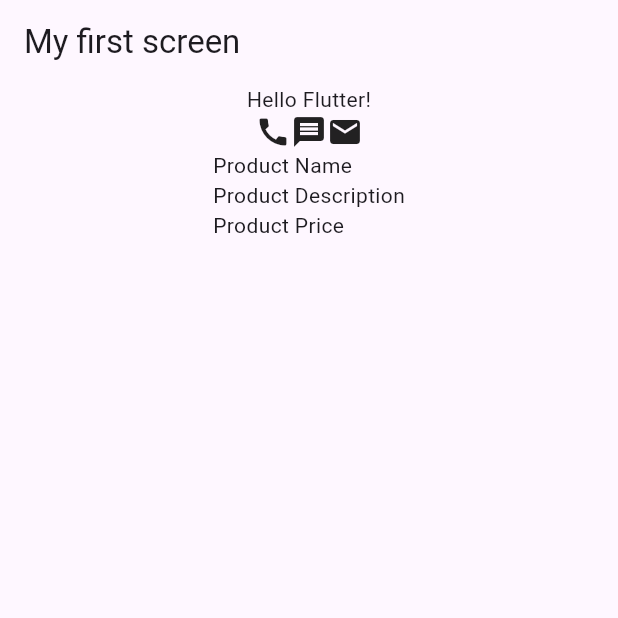
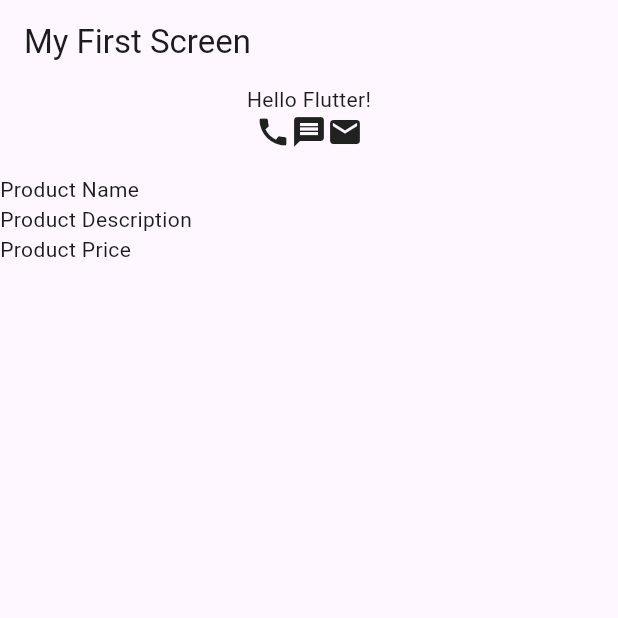
Before and after one commit to AkifNaveed12/app-dev-labs, a Flutter app: the screen it shows after launch, on a phone screen of 412 x 824 dp, the top half of it. Run offline on Flutter 3.47's test engine with Material 3 defaults, Android fonts, the phone set to English and light mode, and no system bars.

Commit message:
folder structure improvemnts

```diff
--- /dev/null
+++ b/mids-prep/foundations/lib/basics.dart
@@ -0,0 +1,22 @@
+
+import 'package:flutter/material.dart';
+import 'row_column.dart';
+
+class BasicsScreen extends StatelessWidget {
+  const BasicsScreen({super.key});
+
+  @override
+  Widget build(BuildContext context) {
+    return Scaffold(
+      appBar: AppBar(
+        title: const Text('My First Screen'),
+      ),
+      body: const Column(
+        children: [
+          Text('Hello Flutter!'),
+          RowColumnPractice(),
+        ],
+      ),
+    );
+  }
+}
--- a/mids-prep/foundations/lib/main.dart
+++ b/mids-prep/foundations/lib/main.dart
@@ -1,4 +1,6 @@
+
 import 'package:flutter/material.dart';
+import 'basics.dart';
 
 void main() {
   runApp(const MyApp());
@@ -9,39 +11,8 @@
 
   @override
   Widget build(BuildContext context) {
-    return const MaterialApp(home: HomeScreen());
+    return const MaterialApp(
+      home: BasicsScreen(),
+    );
   }
 }
-
-class HomeScreen extends StatelessWidget {
-  const HomeScreen({super.key});
-
-  @override
-  Widget build(BuildContext context) {
-    return Scaffold(
-      appBar: AppBar(title: const Text('My first screen')),
-      body: Column(
-          children: [
-            Text('Hello Flutter!'),
-            Row(
-              mainAxisAlignment: MainAxisAlignment.center,
-              children: [
-              Icon(Icons.call),
-              Icon(Icons.message),
-              Icon(Icons.email),
-              ],
-            ),
-            Column(
-              mainAxisAlignment: MainAxisAlignment.center,
-              crossAxisAlignment: CrossAxisAlignment.start,
-              children: [
-                Text('Product Name'),
-                Text('Product Description'),
-                Text('Product Price'),
-              ],
-            ),
-          ],
-        ),
-      );
-    }
-}
--- /dev/null
+++ b/mids-prep/foundations/lib/row_column.dart
@@ -0,0 +1,27 @@
+
+import 'package:flutter/material.dart';
+
+class RowColumnPractice extends StatelessWidget {
+  const RowColumnPractice({super.key});
+
+  @override
+  Widget build(BuildContext context) {
+    return Column(
+      crossAxisAlignment: CrossAxisAlignment.start,
+      children: [
+        Row(
+          mainAxisAlignment: MainAxisAlignment.center,
+          children: const [
+            Icon(Icons.call),
+            Icon(Icons.message),
+            Icon(Icons.email),
+          ],
+        ),
+        const SizedBox(height: 16),
+        const Text('Product Name'),
+        const Text('Product Description'),
+        const Text('Product Price'),
+      ],
+    );
+  }
+}
```
Also changed, not shown: 1 other file.
